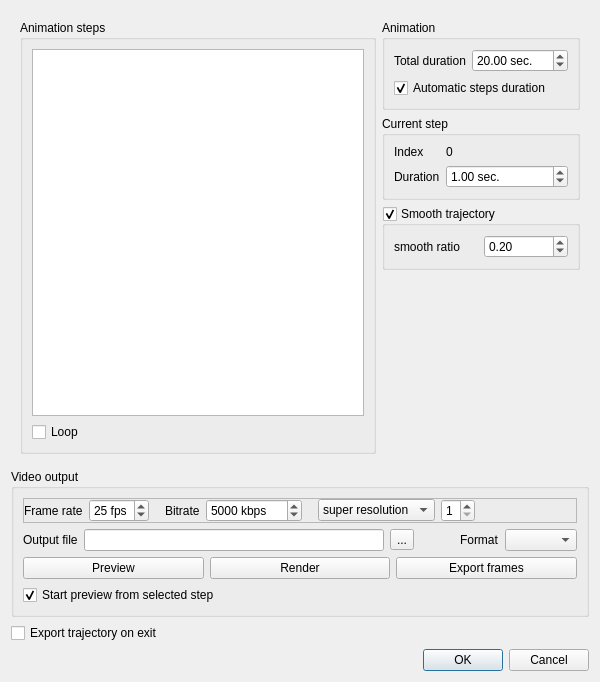
Asher-1/ACloudViewer, file plugins/core/Standard/qAnimation/ui/animationDlg.ui: the form before one commit.
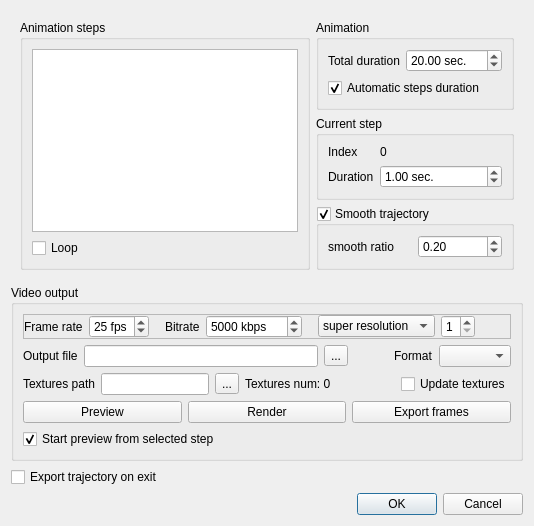
The form after the commit. Icons and pictures are not drawn.

Commit message: fix animation bugs and add texture updating support!

Diff of the .ui file:
```diff
--- a/plugins/core/Standard/qAnimation/ui/animationDlg.ui
+++ b/plugins/core/Standard/qAnimation/ui/animationDlg.ui
@@ -6,8 +6,8 @@
    <rect>
     <x>0</x>
     <y>0</y>
-    <width>589</width>
-    <height>682</height>
+    <width>534</width>
+    <height>468</height>
    </rect>
   </property>
   <property name="windowTitle">
@@ -413,7 +413,7 @@
          <widget class="QLineEdit" name="outputFileLineEdit">
           <property name="minimumSize">
            <size>
-            <width>300</width>
+            <width>100</width>
             <height>0</height>
            </size>
           </property>
@@ -454,6 +454,61 @@
         </item>
        </layout>
       </item>
+      <item>
+       <layout class="QHBoxLayout" name="horizontalLayout_8">
+        <item>
+         <widget class="QLabel" name="label_9">
+          <property name="text">
+           <string>Textures path</string>
+          </property>
+         </widget>
+        </item>
+        <item>
+         <widget class="QLineEdit" name="inputTexturesPathLineEdit">
+          <property name="minimumSize">
+           <size>
+            <width>100</width>
+            <height>0</height>
+           </size>
+          </property>
+         </widget>
+        </item>
+        <item>
+         <widget class="QToolButton" name="browseTextureButton">
+          <property name="text">
+           <string>...</string>
+          </property>
+         </widget>
+        </item>
+        <item>
+         <widget class="QLabel" name="textureNumLabel">
+          <property name="text">
+           <string>Textures num: 0</string>
+          </property>
+         </widget>
+        </item>
+        <item>
+         <spacer name="horizontalSpacer_6">
+          <property name="orientation">
+           <enum>Qt::Horizontal</enum>
+          </property>
+          <property name="sizeHint" stdset="0">
+           <size>
+            <width>40</width>
+            <height>20</height>
+           </size>
+          </property>
+         </spacer>
+        </item>
+        <item>
+         <widget class="QCheckBox" name="updateTexturesCheckBox">
+          <property name="text">
+           <string>Update textures</string>
+          </property>
+         </widget>
+        </item>
+       </layout>
+      </item>
       <item>
        <layout class="QHBoxLayout" name="horizontalLayout">
         <item>
```
The commit also changes 28 other files.
